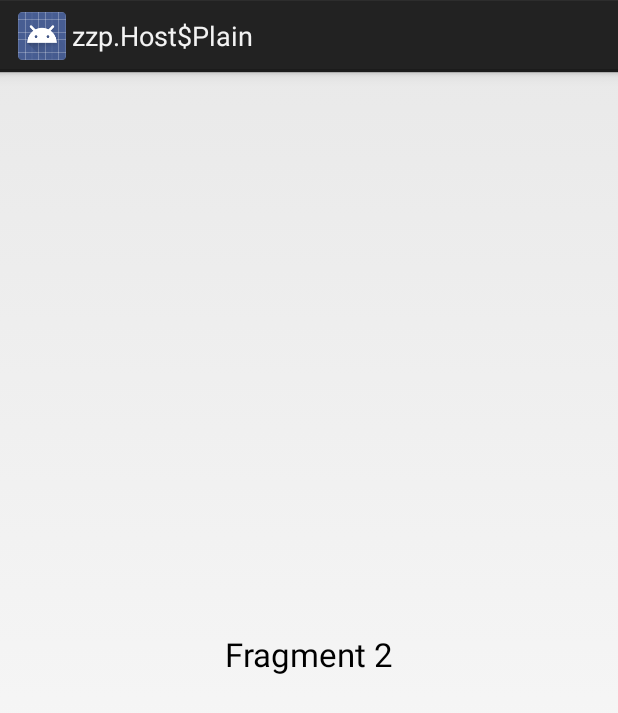
After one commit to FyXi/urbeo, an Android app: the fragment TextFragment shown on its own in the app's theme, on a phone screen of 412 x 824 dp. The commit adds this screen. Shown: the top 713 px of the screen. Run offline under Robolectric (Android 15) with nearby library versions, the phone set to English and light mode, and no system bars.

Commit message:
Add fragment files

```diff
--- a/app/src/main/AndroidManifest.xml
+++ b/app/src/main/AndroidManifest.xml
@@ -15,6 +15,10 @@
                 <category android:name="android.intent.category.LAUNCHER" />
             </intent-filter>
         </activity>
+        <activity
+            android:name=".FragmentExampleActivity"
+            android:label="@string/title_activity_fragment_example" >
+        </activity>
     </application>
 
 </manifest>
--- /dev/null
+++ b/app/src/main/java/com/fyxi/urbeo/TextFragment.java
@@ -0,0 +1,34 @@
+package com.fyxi.urbeo;
+
+/**
+ * Created by ivo on 13/09/14.
+ */
+import android.app.Fragment;
+import android.os.Bundle;
+import android.view.LayoutInflater;
+import android.view.View;
+import android.view.ViewGroup;
+import android.widget.TextView;
+
+public class TextFragment extends Fragment {
+
+    private static TextView textview;
+
+    @Override
+    public View onCreateView(LayoutInflater inflater,
+                             ViewGroup container, Bundle savedInstanceState) {
+
+        View view = inflater.inflate(R.layout.text_fragment,
+                container, false);
+
+        textview = (TextView) view.findViewById(R.id.textView1);
+
+        return view;
+    }
+
+    public void changeTextProperties(int fontsize, String text)
+    {
+        textview.setTextSize(fontsize);
+        textview.setText(text);
+    }
+}
--- a/app/src/main/java/com/fyxi/urbeo/Urbeo.java
+++ b/app/src/main/java/com/fyxi/urbeo/Urbeo.java
@@ -3,6 +3,7 @@ package com.fyxi.urbeo;
 import android.app.Activity;
 import android.app.ActionBar;
 import android.app.Fragment;
+import android.content.Context;
 import android.os.Bundle;
 import android.view.LayoutInflater;
 import android.view.Menu;
--- /dev/null
+++ b/app/src/main/res/layout/text_fragment.xml
@@ -0,0 +1,14 @@
+<?xml version="1.0" encoding="utf-8"?>
+<RelativeLayout xmlns:android="http://schemas.android.com/apk/res/android"
+    android:layout_width="match_parent"
+    android:layout_height="match_parent" >
+
+    <TextView
+        android:id="@+id/textView1"
+        android:layout_width="wrap_content"
+        android:layout_height="wrap_content"
+        android:layout_centerHorizontal="true"
+        android:layout_centerVertical="true"
+        android:text="Fragment 2"
+        android:textAppearance="?android:attr/textAppearanceLarge" />
+</RelativeLayout>
--- a/app/src/main/res/values/strings.xml
+++ b/app/src/main/res/values/strings.xml
@@ -3,5 +3,6 @@
 
     <string name="app_name">Urbeo</string>
     <string name="action_settings">Settings</string>
+    <string name="title_activity_fragment_example">FragmentExampleActivity</string>
 
 </resources>
```
Also changed, not shown: app/src/main/java/com/fyxi/urbeo/FragmentExampleActivity.java (+7 -15 lines), app/src/main/java/com/fyxi/urbeo/ToolbarFragment.java (added, +85 -0 lines), app/src/main/res/layout/activity_fragment_example.xml (+20 -11 lines), app/src/main/res/layout/toolbar_fragment.xml (added, +35 -0 lines).
